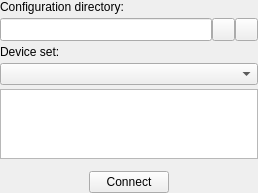
Above: PlusApp/CommonWidgets/DeviceSetSelectorWidget.ui from PlusToolkit/PlusApp before the change. Below: the same form after it.
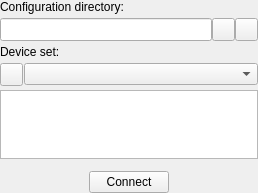
That is the form after the change. Icons and pictures are not drawn.

Commit message: Fixed #269: Edit button added to device set selector widget that opens currently selected configuration file in default editor program. A compile setting had to be added so that Qt can handle wchar_t type properly. If this global solution is not good for some reason, it can be added to single projects as roughly described here http://www.cmake.org/pipermail/cmake/2008-February/019766.html

Diff of the .ui file:
```diff
--- a/PlusApp/CommonWidgets/DeviceSetSelectorWidget.ui
+++ b/PlusApp/CommonWidgets/DeviceSetSelectorWidget.ui
@@ -65,6 +65,9 @@
          <height>23</height>
         </size>
        </property>
+       <property name="toolTip">
+        <string>Select other configuration directory</string>
+       </property>
        <property name="text">
         <string/>
        </property>
@@ -100,6 +103,9 @@
          <height>23</height>
         </size>
        </property>
+       <property name="toolTip">
+        <string>Refresh device set list from currently selected configuration directory</string>
+       </property>
        <property name="text">
         <string/>
        </property>
@@ -118,23 +124,7 @@
      </property>
     </widget>
    </item>
-   <item row="3" column="0">
-    <widget class="QComboBox" name="comboBox_DeviceSet">
-     <property name="sizePolicy">
-      <sizepolicy hsizetype="Expanding" vsizetype="Fixed">
-       <horstretch>0</horstretch>
-       <verstretch>0</verstretch>
-      </sizepolicy>
-     </property>
-     <property name="maxVisibleItems">
-      <number>35</number>
-     </property>
-     <property name="sizeAdjustPolicy">
-      <enum>QComboBox::AdjustToContents</enum>
-     </property>
-    </widget>
-   </item>
-   <item row="5" column="0">
+   <item row="6" column="0">
     <spacer name="verticalSpacer_2">
      <property name="orientation">
       <enum>Qt::Vertical</enum>
@@ -150,7 +140,7 @@
      </property>
     </spacer>
    </item>
-   <item row="6" column="0">
+   <item row="7" column="0">
     <layout class="QHBoxLayout" name="horizontalLayout_2">
      <item>
       <widget class="QPushButton" name="pushButton_Connect">
@@ -177,7 +167,7 @@
      </item>
     </layout>
    </item>
-   <item row="4" column="0">
+   <item row="5" column="0">
     <widget class="QTextEdit" name="textEdit_Description">
      <property name="sizePolicy">
       <sizepolicy hsizetype="Expanding" vsizetype="Fixed">
@@ -205,6 +195,67 @@
      </property>
     </widget>
    </item>
+   <item row="3" column="0">
+    <layout class="QHBoxLayout" name="horizontalLayout_3">
+     <property name="spacing">
+      <number>1</number>
+     </property>
+     <item>
+      <widget class="QPushButton" name="pushButton_EditConfiguration">
+       <property name="sizePolicy">
+        <sizepolicy hsizetype="Fixed" vsizetype="Fixed">
+         <horstretch>0</horstretch>
+         <verstretch>0</verstretch>
+        </sizepolicy>
+       </property>
+       <property name="minimumSize">
+        <size>
+         <width>23</width>
+         <height>23</height>
+        </size>
+       </property>
+       <property name="maximumSize">
+        <size>
+         <width>23</width>
+         <height>23</height>
+        </size>
+       </property>
+       <property name="toolTip">
+        <string>Edit configuration file</string>
+       </property>
+       <property name="text">
+        <string/>
+       </property>
+       <property name="icon">
+        <iconset resource="CommonWidgets.qrc">
+         <normaloff>:/icons/Resources/icon_Edit.png</normaloff>:/icons/Resources/icon_Edit.png</iconset>
+       </property>
+      </widget>
+     </item>
+     <item>
+      <widget class="QComboBox" name="comboBox_DeviceSet">
+       <property name="sizePolicy">
+        <sizepolicy hsizetype="Expanding" vsizetype="Fixed">
+         <horstretch>0</horstretch>
+         <verstretch>0</verstretch>
+        </sizepolicy>
+       </property>
+       <property name="minimumSize">
+        <size>
+         <width>0</width>
+         <height>21</height>
+        </size>
+       </property>
+       <property name="maxVisibleItems">
+        <number>35</number>
+       </property>
+       <property name="sizeAdjustPolicy">
+        <enum>QComboBox::AdjustToContents</enum>
+       </property>
+      </widget>
+     </item>
+    </layout>
+   </item>
   </layout>
  </widget>
  <resources>
```
The commit also changes 8 other files.
